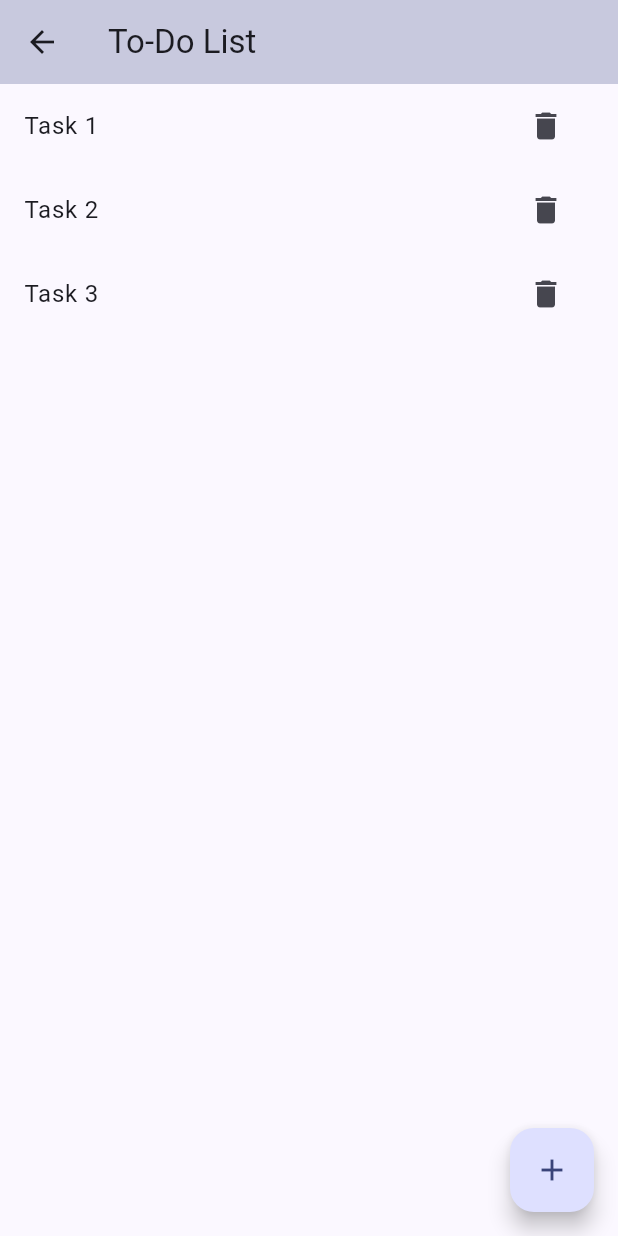
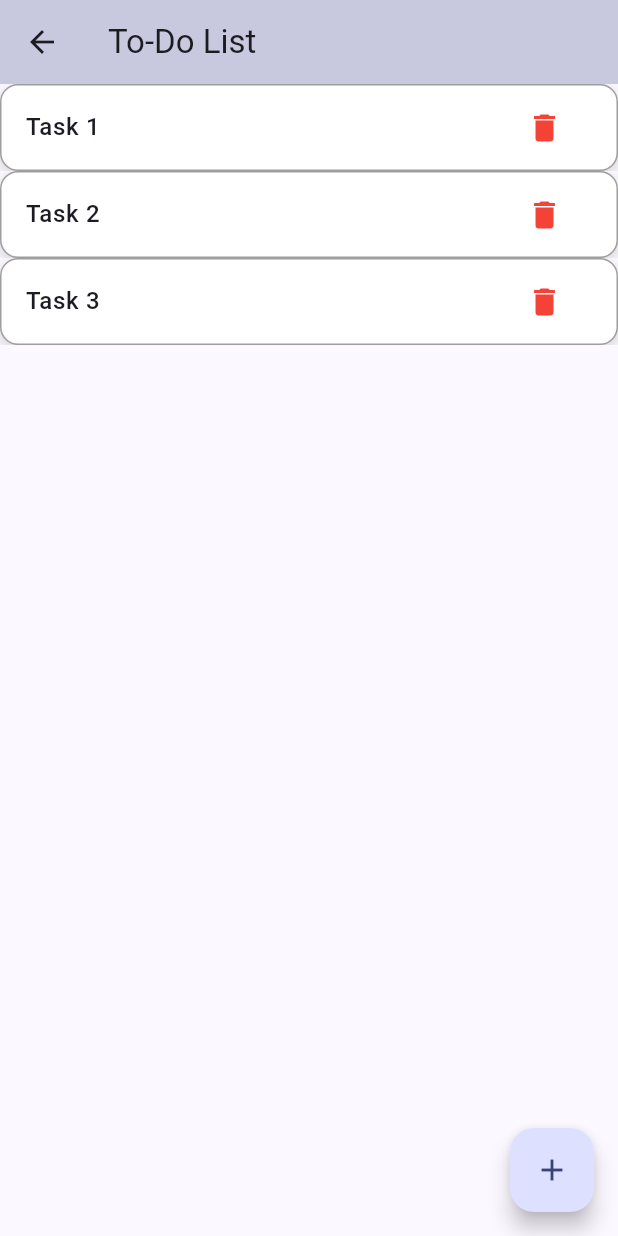
Before and after one commit to Spartakm67/flutter_home_work8, a Flutter app: the TodoScreen screen opened by its route, on a phone screen of 412 x 824 dp. Run offline on Flutter 3.47's test engine with Material 3 defaults, Android fonts, the phone set to English and light mode, and no system bars; our stand-ins replace flutter_dotenv.

Commit message:
ListTile style added

```diff
--- a/lib/screens/todo_screen.dart
+++ b/lib/screens/todo_screen.dart
@@ -1,4 +1,5 @@
 import 'package:flutter/material.dart';
+import 'package:flutter_home_work8/styles/container_styles.dart';
 // import 'package:flutter_home_work7/widgets/profile_header.dart';
 // import 'package:flutter_home_work7/widgets/user_status_widget_stateful.dart';
 
@@ -71,11 +72,14 @@ class TodoScreenState extends State<TodoScreen> {
       ),
       child: SizeTransition(
         sizeFactor: animation,
-        child: ListTile(
-          title: Text(item),
-          trailing: IconButton(
-            icon: const Icon(Icons.delete),
-            onPressed: () => _removeItem(index),
+        child: Container(
+          decoration: ContainerStyles.containerTask,
+          child: ListTile(
+            title: Text(item, style: const TextStyle(fontSize: 16, fontWeight: FontWeight.w500),),
+            trailing: IconButton(
+              icon: const Icon(Icons.delete, color: Colors.red),
+              onPressed: () => _removeItem(index),
+            ),
           ),
         ),
       ),
--- a/lib/styles/container_styles.dart
+++ b/lib/styles/container_styles.dart
@@ -13,4 +13,23 @@ class ContainerStyles {
       ),
     ],
   );
+
+  static final BoxDecoration containerTask = BoxDecoration(
+    color: Colors.white,
+    border: Border.all(
+      color: Colors.grey,
+      width: 1,
+    ),
+    borderRadius: BorderRadius.circular(12),
+    boxShadow: [
+      BoxShadow(
+        color: Colors.grey.withOpacity(0.3),
+        spreadRadius: 1,
+        blurRadius: 5,
+        offset: const Offset(0, 3),
+      ),
+    ],
+  );
+
+
 }
```
